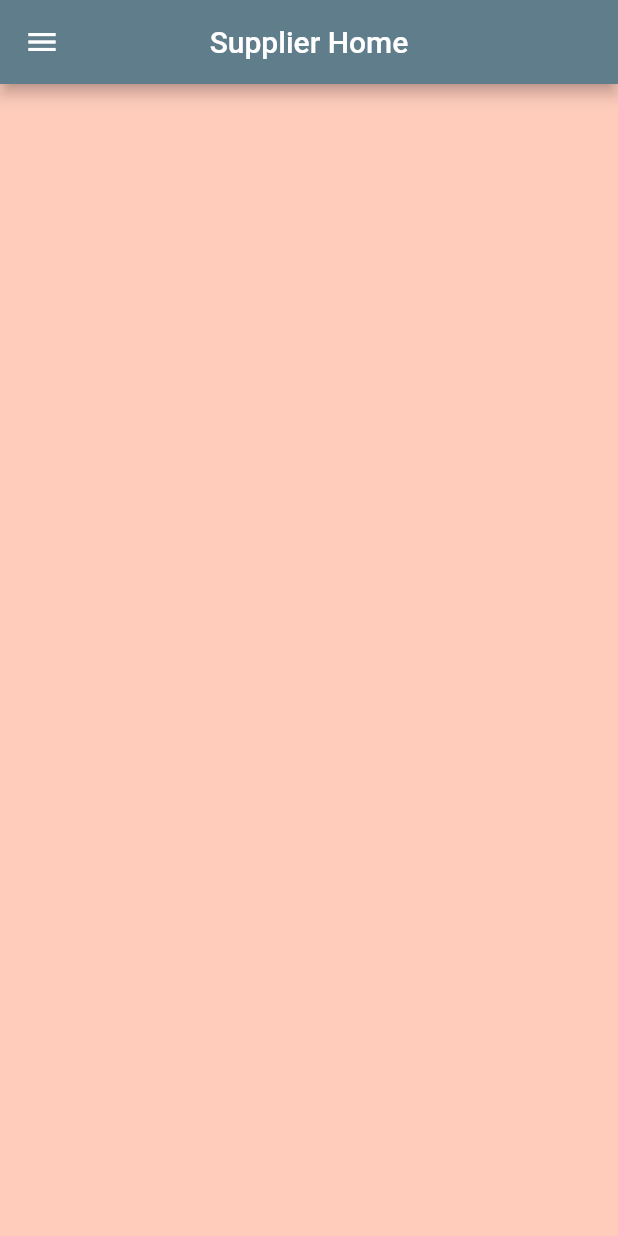
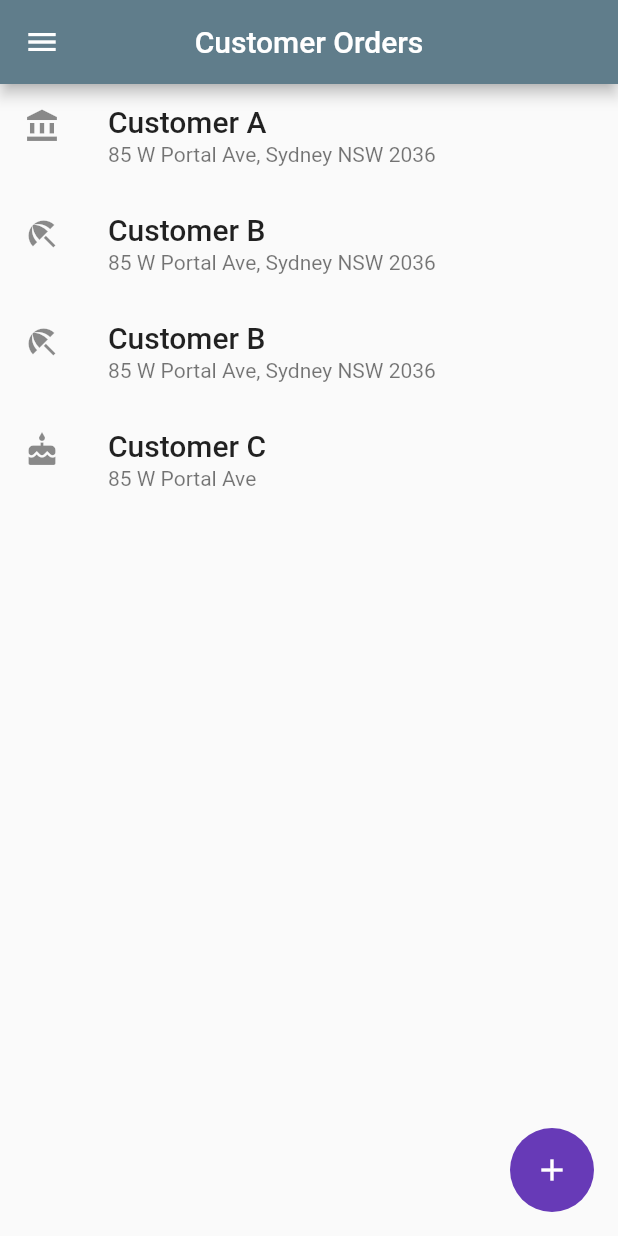
Before and after one commit to garaujo23/supply-app, a Flutter app: the SupplierHome screen opened by its route, on a phone screen of 412 x 824 dp. Run offline on Flutter 3.47's test engine with Material 2 defaults, Android fonts, the phone set to English and light mode, and no system bars; our stand-ins replace firebase_auth, firebase_database, location; accounts and stored records are empty.

Commit message:
Supplier home
Added supplier home and dummy add, theme data for colour.

```diff
--- a/flutter_app/lib/ui/create_account_screen.dart
+++ b/flutter_app/lib/ui/create_account_screen.dart
@@ -55,7 +55,7 @@ class _CreateAccountScreenState extends State<CreateAccountScreen> {
       appBar: AppBar(
         title: Text("Create Account"),
         centerTitle: true,
-        backgroundColor: Colors.blueGrey,
+        backgroundColor: Theme.of(context).primaryColor,
       ),
       body: Container(
         alignment: Alignment.topCenter,
--- a/flutter_app/lib/ui/home.dart
+++ b/flutter_app/lib/ui/home.dart
@@ -12,7 +12,6 @@ class Home extends StatelessWidget {
       appBar: new AppBar(
         title: new Text("DDILABS"),
         centerTitle: true,
-        backgroundColor: Colors.blueGrey,
       ),
       backgroundColor: Colors.black,
       body: new Container(
@@ -43,7 +42,6 @@ class Home extends StatelessWidget {
                     textAlign: TextAlign.center,
                   ),
                   new Padding(padding: const EdgeInsets.all(14.0)),
-
                   new InkWell(
                     onTap: () {
                       userType = "Customer";
--- a/flutter_app/lib/ui/login_screen.dart
+++ b/flutter_app/lib/ui/login_screen.dart
@@ -42,7 +42,6 @@ class _LoginScreenState extends State<LoginScreen> {
       key: _scaffoldKey,
       appBar: new AppBar(
         title: new Text("${widget.type.toString()} Login"),
-        backgroundColor: Colors.blueGrey,
         centerTitle: true,
       ),
       backgroundColor: Colors.black,
@@ -68,6 +67,7 @@ class _LoginScreenState extends State<LoginScreen> {
                 children: <Widget>[
                   new Padding(padding: const EdgeInsets.all(4.0)),
                   new TextField(
+                    keyboardType: TextInputType.emailAddress ,
                     controller: _nameController,
                     decoration: new InputDecoration(
                         labelText: "${widget.type.toString()} Email",
--- a/flutter_app/lib/ui/supplier_home_screen.dart
+++ b/flutter_app/lib/ui/supplier_home_screen.dart
@@ -1,14 +1,16 @@
 import 'package:flutter/material.dart';
 import 'package:firebase_auth/firebase_auth.dart';
+
+import './add_customer.dart';
 
 class SupplierHome extends StatelessWidget {
   @override
   Widget build(BuildContext context) {
     return Scaffold(
         appBar: AppBar(
-        title: Text ("Supplier Home"),
+          title: Text("Customer Orders"),
           centerTitle: true,
-        backgroundColor: Colors.blueGrey,
+          backgroundColor: Theme.of(context).primaryColor,
         ),
         drawer: Drawer(
           child: ListView(
@@ -17,24 +19,22 @@ class SupplierHome extends StatelessWidget {
               DrawerHeader(
                 child: Text("Menu"),
                 decoration: BoxDecoration(
-                color: Colors.blueGrey,
+                  color: Theme.of(context).primaryColor,
                 ),
                 margin: EdgeInsets.only(bottom: 10.0),
               ),
-
               ListTile(
-              leading: Icon(Icons.map),
-              title: Text("Maps"),
+                leading: Icon(Icons.list),
+                title: Text("Orders"),
                 onTap: () {
                   Navigator.pop(context);
                 },
               ),
               ListTile(
-              leading: Icon(Icons.feedback),
-              title: Text("Feedback"),
+                leading: Icon(Icons.settings),
+                title: Text("Settings"),
                 onTap: () {
                   Navigator.pop(context);
-
                 },
               ),
               ListTile(
@@ -49,9 +49,65 @@ class SupplierHome extends StatelessWidget {
             ],
           ),
         ),
-      body: Container(
-        color: Colors.deepOrange.shade100,
+        body: Center(
+          child: ListView(
+            children: <Widget>[
+              ListTile(
+                title: Text('Customer A',
+                    style:
+                        TextStyle(fontWeight: FontWeight.w500, fontSize: 20.0)),
+                subtitle: Text('85 W Portal Ave, Sydney NSW 2036'),
+                leading: Icon(
+                  Icons.account_balance,
+                  //color: Colors.blue[500],
                 ),
+              ),
+              new GestureDetector(
+                onTap: () {
+                  Navigator.pushNamed(context, '');
+                },
+                child: ListTile(
+                  title: Text('Customer B',
+                      style: TextStyle(
+                          fontWeight: FontWeight.w500, fontSize: 20.0)),
+                  subtitle: Text('85 W Portal Ave, Sydney NSW 2036'),
+                  leading: Icon(
+                    Icons.beach_access,
+                  ),
+                ),
+              ),
+              ListTile(
+                title: Text('Customer B',
+                    style:
+                        TextStyle(fontWeight: FontWeight.w500, fontSize: 20.0)),
+                subtitle: Text('85 W Portal Ave, Sydney NSW 2036'),
+                leading: Icon(
+                  Icons.beach_access,
+                ),
+              ),
+              ListTile(
+                title: Text('Customer C',
+                    style:
+                        TextStyle(fontWeight: FontWeight.w500, fontSize: 20.0)),
+                subtitle: Text('85 W Portal Ave'),
+                leading: Icon(
+                  Icons.cake,
+                ),
+              ),
+            ],
+          ),
+          //color: Colors.deepOrange.shade100,
+        ),
+        floatingActionButton: new FloatingActionButton(
+            elevation: 0.0,
+            child: new Icon(Icons.add),
+            backgroundColor: Theme.of(context).accentColor,
+            onPressed: () {
+              Navigator.of(context).push(
+                    new MaterialPageRoute(
+                        builder: (context) => new AddCustomer()),
                   );
+              //Navigator.pushReplacementNamed(context, '/addCustomer');
+            }));
   }
 }
```
Also changed, not shown: flutter_app/lib/main.dart (+21 -1 lines), flutter_app/lib/ui/add_customer.dart (added, +53 -0 lines), flutter_app/lib/ui/customer_home_screen.dart (+10 -7 lines). Lines whose indentation alone changed are shown as unchanged.
